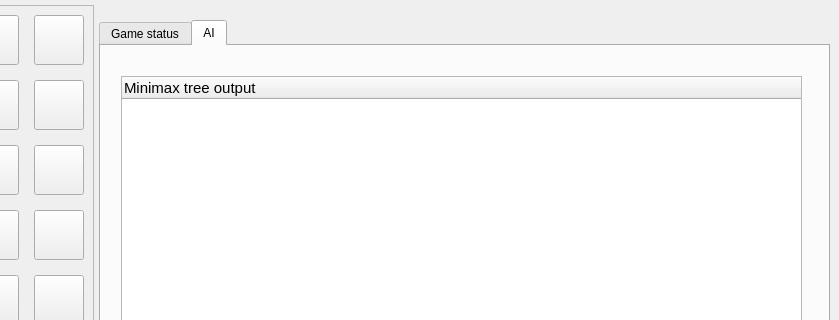
The window that quoridor.ui (crimvael/quoridor) describes before a commit, drawn with Qt 5; both pictures show x 501 to 1340 and y 0 to 320 of the 1340 by 750 pixel window.
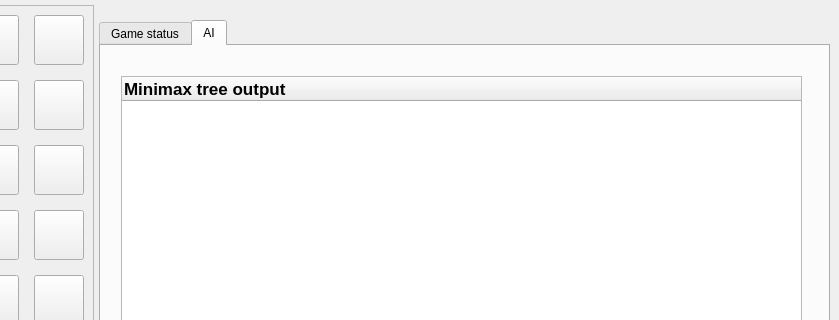
The same window after the commit.

```diff
--- a/quoridor.ui
+++ b/quoridor.ui
@@ -2243,6 +2243,12 @@
        <property name="text">
         <string notr="true">Minimax tree output</string>
        </property>
+       <property name="font">
+        <font>
+         <pointsize>13</pointsize>
+         <bold>true</bold>
+        </font>
+       </property>
       </column>
      </widget>
     </widget>
```
